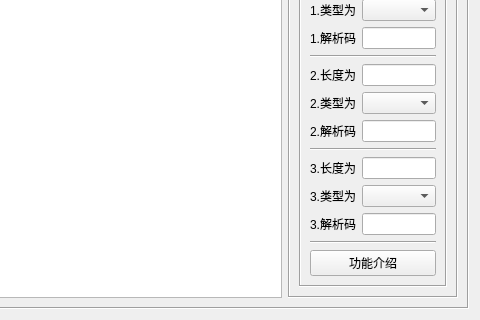
Above: src/form/frmanalysis.ui from whx110123/nettool before the change; both pictures show x 449 to 929 and y 357 to 677 of the 929 by 677 pixel window. Below: the same form after it.
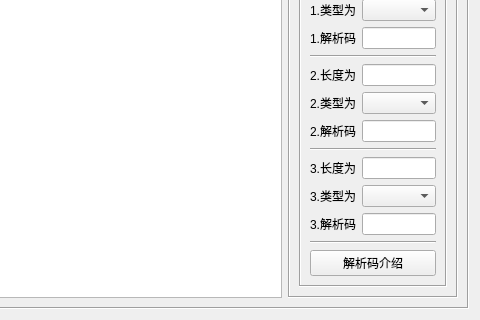
That is the form after the change.

Diff of the .ui file:
```diff
--- a/src/form/frmanalysis.ui
+++ b/src/form/frmanalysis.ui
@@ -323,7 +323,7 @@
              <item row="13" column="0" colspan="2">
               <widget class="QPushButton" name="pushButton">
                <property name="text">
-                <string>功能介绍</string>
+                <string>解析码介绍</string>
                </property>
               </widget>
              </item>
```
